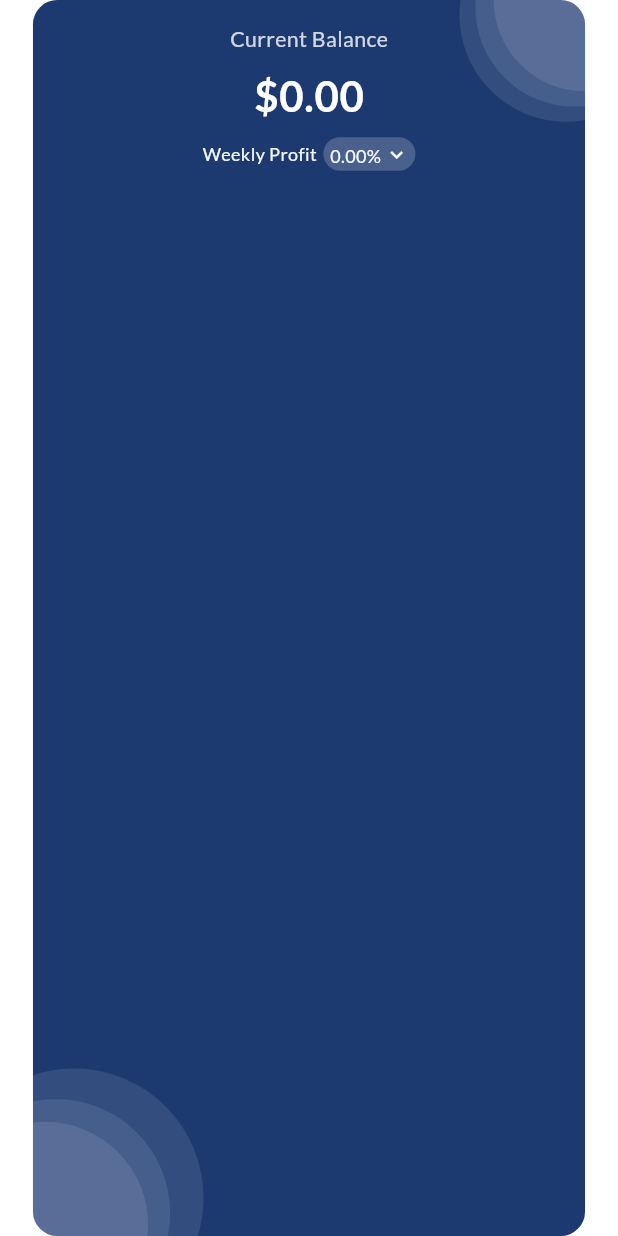
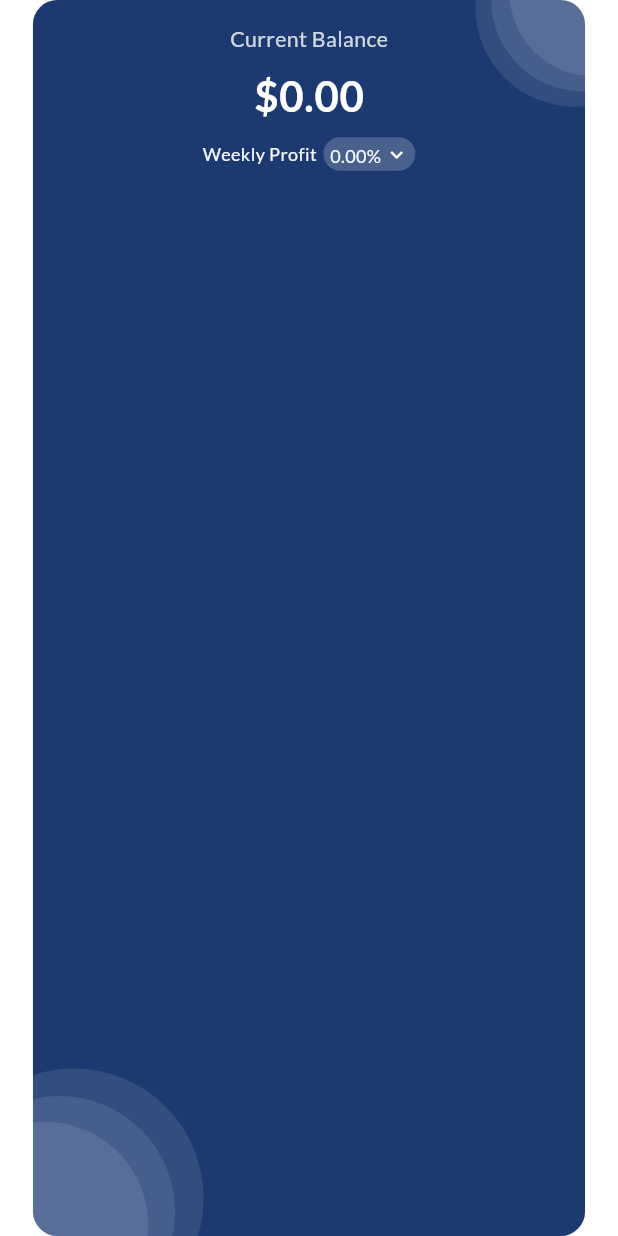
Before and after one commit to Bahnooos/fintech-app, a Flutter app: the BalanceCard widget shown alone on an empty page, opened directly with empty values, on a phone screen of 412 x 824 dp. Run offline on Flutter 3.47's test engine with Material 3 defaults, Android fonts, the phone set to English and light mode, and no system bars; our stand-ins replace dio, flutter_screenutil, flutter_svg, freezed_annotation, get_it, google_fonts and 1 more.

Commit message:
edit in width and height of top right gradient cards

```diff
--- a/lib/features/home/presentation/widgets/balance/balance_card.dart
+++ b/lib/features/home/presentation/widgets/balance/balance_card.dart
@@ -29,7 +29,14 @@ class BalanceCard extends StatelessWidget {
           CustomGradientCard(
             top: -60.h,
             right: -60.w,
-            width: 120.w,
+            width: 110.w,
+            height: 110.h,
+            opacity: .1,
+          ),
+          CustomGradientCard(
+            top: -60.h,
+            right: -60.w,
+            width: 123.w,
             height: 120.h,
             opacity: .1,
           ),
@@ -38,13 +45,6 @@ class BalanceCard extends StatelessWidget {
             right: -60.w,
             width: 133.w,
             height: 130.h,
-            opacity: .1,
-          ),
-          CustomGradientCard(
-            top: -60.h,
-            right: -60.w,
-            width: 143.w,
-            height: 140.h,
             opacity: .1,
           ),
           Center(
@@ -86,8 +86,8 @@ class BalanceCard extends StatelessWidget {
           CustomGradientCard(
             bottom: -60.h,
             left: -60.w,
-            width: 148.w,
-            height: 150.h,
+            width: 152.w,
+            height: 152.h,
             opacity: .1,
           ),
           CustomGradientCard(
```
